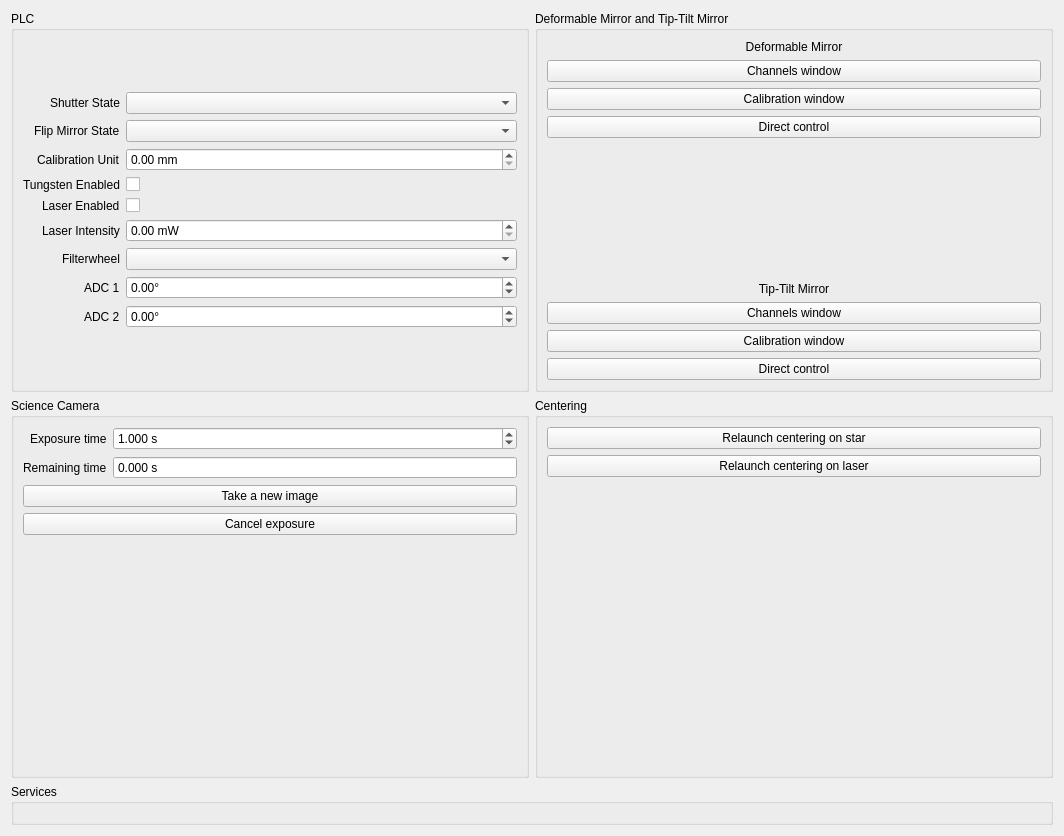
The window that guis/ui/engineering.ui (janis-hag/kalao-ics) describes before a commit, drawn with Qt 5.
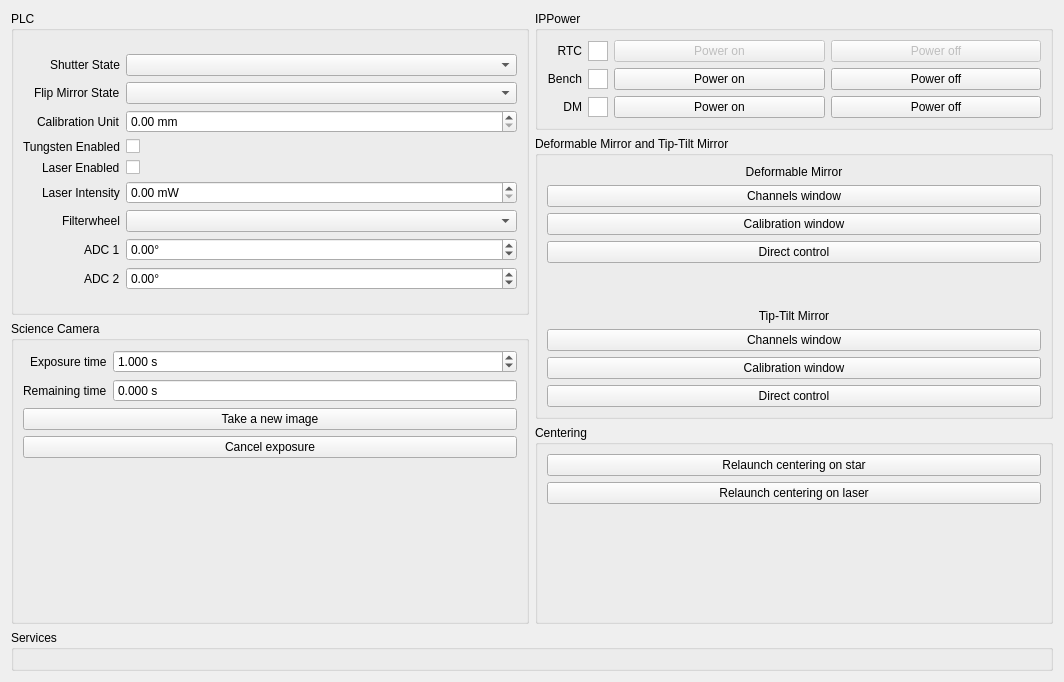
The same window after the commit. Custom widgets are drawn as their Qt base class.

Patch:
```diff
--- a/guis/ui/engineering.ui
+++ b/guis/ui/engineering.ui
@@ -7,14 +7,16 @@
     <x>0</x>
     <y>0</y>
     <width>1064</width>
-    <height>836</height>
+    <height>682</height>
    </rect>
   </property>
   <property name="windowTitle">
    <string>Engineering - KalAO</string>
   </property>
-  <layout class="QGridLayout" name="gridLayout" rowstretch="0,0,0" columnstretch="1,1">
+  <layout class="QGridLayout" name="gridLayout" columnstretch="1,1">
    <item row="0" column="0">
+    <layout class="QVBoxLayout" name="verticalLayout">
+     <item>
     <widget class="QGroupBox" name="plc_groupbox">
      <property name="title">
       <string>PLC</string>
@@ -188,127 +190,7 @@
      </layout>
     </widget>
    </item>
-   <item row="0" column="1">
-    <widget class="QGroupBox" name="dm_and_ttm_groupbox">
-     <property name="title">
-      <string>Deformable Mirror and Tip-Tilt Mirror</string>
-     </property>
-     <layout class="QVBoxLayout" name="verticalLayout_4">
       <item>
-       <widget class="QLabel" name="dm_label">
-        <property name="text">
-         <string>Deformable Mirror</string>
-        </property>
-        <property name="alignment">
-         <set>Qt::AlignCenter</set>
-        </property>
-       </widget>
-      </item>
-      <item>
-       <widget class="QPushButton" name="dm_channels_button">
-        <property name="text">
-         <string>Channels window</string>
-        </property>
-       </widget>
-      </item>
-      <item>
-       <widget class="QPushButton" name="dm_calibration_button">
-        <property name="text">
-         <string>Calibration window</string>
-        </property>
-       </widget>
-      </item>
-      <item>
-       <widget class="QPushButton" name="dm_direct_control_button">
-        <property name="text">
-         <string>Direct control</string>
-        </property>
-       </widget>
-      </item>
-      <item>
-       <spacer name="verticalSpacer_2">
-        <property name="orientation">
-         <enum>Qt::Vertical</enum>
-        </property>
-        <property name="sizeHint" stdset="0">
-         <size>
-          <width>20</width>
-          <height>40</height>
-         </size>
-        </property>
-       </spacer>
-      </item>
-      <item>
-       <widget class="QLabel" name="ttm_label">
-        <property name="text">
-         <string>Tip-Tilt Mirror</string>
-        </property>
-        <property name="alignment">
-         <set>Qt::AlignCenter</set>
-        </property>
-       </widget>
-      </item>
-      <item>
-       <widget class="QPushButton" name="ttm_channels_button">
-        <property name="text">
-         <string>Channels window</string>
-        </property>
-       </widget>
-      </item>
-      <item>
-       <widget class="QPushButton" name="ttm_calibration_button">
-        <property name="text">
-         <string>Calibration window</string>
-        </property>
-       </widget>
-      </item>
-      <item>
-       <widget class="QPushButton" name="ttm_direct_control_button">
-        <property name="text">
-         <string>Direct control</string>
-        </property>
-       </widget>
-      </item>
-     </layout>
-    </widget>
-   </item>
-   <item row="1" column="1">
-    <widget class="QGroupBox" name="centering_groupbox">
-     <property name="title">
-      <string>Centering</string>
-     </property>
-     <layout class="QVBoxLayout" name="verticalLayout_6">
-      <item>
-       <widget class="QPushButton" name="centering_star_button">
-        <property name="text">
-         <string>Relaunch centering on star</string>
-        </property>
-       </widget>
-      </item>
-      <item>
-       <widget class="QPushButton" name="centering_laser_button">
-        <property name="text">
-         <string>Relaunch centering on laser</string>
-        </property>
-       </widget>
-      </item>
-      <item>
-       <spacer name="verticalSpacer_4">
-        <property name="orientation">
-         <enum>Qt::Vertical</enum>
-        </property>
-        <property name="sizeHint" stdset="0">
-         <size>
-          <width>20</width>
-          <height>40</height>
-         </size>
-        </property>
-       </spacer>
-      </item>
-     </layout>
-    </widget>
-   </item>
-   <item row="1" column="0">
     <widget class="QGroupBox" name="fli_groupbox">
      <property name="title">
       <string>Science Camera</string>
@@ -395,7 +277,304 @@
      </layout>
     </widget>
    </item>
-   <item row="2" column="0" colspan="2">
+    </layout>
+   </item>
+   <item row="0" column="1">
+    <layout class="QVBoxLayout" name="verticalLayout_2">
+     <item>
+      <widget class="QGroupBox" name="ippower_groupbox">
+       <property name="title">
+        <string>IPPower</string>
+       </property>
+       <layout class="QGridLayout" name="gridLayout_3" columnstretch="0,0,1,1">
+        <item row="1" column="0">
+         <widget class="QLabel" name="ippower_bench_label">
+          <property name="sizePolicy">
+           <sizepolicy hsizetype="Preferred" vsizetype="Preferred">
+            <horstretch>0</horstretch>
+            <verstretch>0</verstretch>
+           </sizepolicy>
+          </property>
+          <property name="text">
+           <string>Bench</string>
+          </property>
+          <property name="alignment">
+           <set>Qt::AlignRight|Qt::AlignTrailing|Qt::AlignVCenter</set>
+          </property>
+         </widget>
+        </item>
+        <item row="0" column="0">
+         <widget class="QLabel" name="ippower_rtc_label">
+          <property name="sizePolicy">
+           <sizepolicy hsizetype="Preferred" vsizetype="Preferred">
+            <horstretch>0</horstretch>
+            <verstretch>0</verstretch>
+           </sizepolicy>
+          </property>
+          <property name="text">
+           <string>RTC</string>
+          </property>
+          <property name="alignment">
+           <set>Qt::AlignRight|Qt::AlignTrailing|Qt::AlignVCenter</set>
+          </property>
+         </widget>
+        </item>
+        <item row="0" column="2">
+         <widget class="QPushButton" name="ippower_rtc_on_button">
+          <property name="enabled">
+           <bool>false</bool>
+          </property>
+          <property name="text">
+           <string>Power on</string>
+          </property>
+         </widget>
+        </item>
+        <item row="2" column="1">
+         <widget class="KalAOStatusIndicator" name="ippower_dm_indicator">
+          <property name="sizePolicy">
+           <sizepolicy hsizetype="Fixed" vsizetype="Minimum">
+            <horstretch>0</horstretch>
+            <verstretch>0</verstretch>
+           </sizepolicy>
+          </property>
+          <property name="minimumSize">
+           <size>
+            <width>20</width>
+            <height>20</height>
+           </size>
+          </property>
+          <property name="maximumSize">
+           <size>
+            <width>20</width>
+            <height>20</height>
+           </size>
+          </property>
+         </widget>
+        </item>
+        <item row="1" column="1">
+         <widget class="KalAOStatusIndicator" name="ippower_bench_indicator">
+          <property name="sizePolicy">
+           <sizepolicy hsizetype="Fixed" vsizetype="Minimum">
+            <horstretch>0</horstretch>
+            <verstretch>0</verstretch>
+           </sizepolicy>
+          </property>
+          <property name="minimumSize">
+           <size>
+            <width>20</width>
+            <height>20</height>
+           </size>
+          </property>
+          <property name="maximumSize">
+           <size>
+            <width>20</width>
+            <height>20</height>
+           </size>
+          </property>
+         </widget>
+        </item>
+        <item row="2" column="0">
+         <widget class="QLabel" name="ippower_dm_label">
+          <property name="sizePolicy">
+           <sizepolicy hsizetype="Preferred" vsizetype="Preferred">
+            <horstretch>0</horstretch>
+            <verstretch>0</verstretch>
+           </sizepolicy>
+          </property>
+          <property name="text">
+           <string>DM</string>
+          </property>
+          <property name="alignment">
+           <set>Qt::AlignRight|Qt::AlignTrailing|Qt::AlignVCenter</set>
+          </property>
+         </widget>
+        </item>
+        <item row="0" column="1">
+         <widget class="KalAOStatusIndicator" name="ippower_rtc_indicator">
+          <property name="sizePolicy">
+           <sizepolicy hsizetype="Fixed" vsizetype="Minimum">
+            <horstretch>0</horstretch>
+            <verstretch>0</verstretch>
+           </sizepolicy>
+          </property>
+          <property name="minimumSize">
+           <size>
+            <width>20</width>
+            <height>20</height>
+           </size>
+          </property>
+          <property name="maximumSize">
+           <size>
+            <width>20</width>
+            <height>20</height>
+           </size>
+          </property>
+         </widget>
+        </item>
+        <item row="0" column="3">
+         <widget class="QPushButton" name="ippower_rtc_off_button">
+          <property name="enabled">
+           <bool>false</bool>
+          </property>
+          <property name="text">
+           <string>Power off</string>
+          </property>
+         </widget>
+        </item>
+        <item row="1" column="2">
+         <widget class="QPushButton" name="ippower_bench_on_button">
+          <property name="text">
+           <string>Power on</string>
+          </property>
+         </widget>
+        </item>
+        <item row="2" column="2">
+         <widget class="QPushButton" name="ippower_dm_on_button">
+          <property name="text">
+           <string>Power on</string>
+          </property>
+         </widget>
+        </item>
+        <item row="1" column="3">
+         <widget class="QPushButton" name="ippower_bench_off_button">
+          <property name="text">
+           <string>Power off</string>
+          </property>
+         </widget>
+        </item>
+        <item row="2" column="3">
+         <widget class="QPushButton" name="ippower_dm_off_button">
+          <property name="text">
+           <string>Power off</string>
+          </property>
+         </widget>
+        </item>
+       </layout>
+      </widget>
+     </item>
+     <item>
+      <widget class="QGroupBox" name="dm_and_ttm_groupbox">
+       <property name="title">
+        <string>Deformable Mirror and Tip-Tilt Mirror</string>
+       </property>
+       <layout class="QVBoxLayout" name="verticalLayout_4">
+        <item>
+         <widget class="QLabel" name="dm_label">
+          <property name="text">
+           <string>Deformable Mirror</string>
+          </property>
+          <property name="alignment">
+           <set>Qt::AlignCenter</set>
+          </property>
+         </widget>
+        </item>
+        <item>
+         <widget class="QPushButton" name="dm_channels_button">
+          <property name="text">
+           <string>Channels window</string>
+          </property>
+         </widget>
+        </item>
+        <item>
+         <widget class="QPushButton" name="dm_calibration_button">
+          <property name="text">
+           <string>Calibration window</string>
+          </property>
+         </widget>
+        </item>
+        <item>
+         <widget class="QPushButton" name="dm_direct_control_button">
+          <property name="text">
+           <string>Direct control</string>
+          </property>
+         </widget>
+        </item>
+        <item>
+         <spacer name="verticalSpacer_2">
+          <property name="orientation">
+           <enum>Qt::Vertical</enum>
+          </property>
+          <property name="sizeHint" stdset="0">
+           <size>
+            <width>20</width>
+            <height>40</height>
+           </size>
+          </property>
+         </spacer>
+        </item>
+        <item>
+         <widget class="QLabel" name="ttm_label">
+          <property name="text">
+           <string>Tip-Tilt Mirror</string>
+          </property>
+          <property name="alignment">
+           <set>Qt::AlignCenter</set>
+          </property>
+         </widget>
+        </item>
+        <item>
+         <widget class="QPushButton" name="ttm_channels_button">
+          <property name="text">
+           <string>Channels window</string>
+          </property>
+         </widget>
+        </item>
+        <item>
+         <widget class="QPushButton" name="ttm_calibration_button">
+          <property name="text">
+           <string>Calibration window</string>
+          </property>
+         </widget>
+        </item>
+        <item>
+         <widget class="QPushButton" name="ttm_direct_control_button">
+          <property name="text">
+           <string>Direct control</string>
+          </property>
+         </widget>
+        </item>
+       </layout>
+      </widget>
+     </item>
+     <item>
+      <widget class="QGroupBox" name="centering_groupbox">
+       <property name="title">
+        <string>Centering</string>
+       </property>
+       <layout class="QVBoxLayout" name="verticalLayout_6">
+        <item>
+         <widget class="QPushButton" name="centering_star_button">
+          <property name="text">
+           <string>Relaunch centering on star</string>
+          </property>
+         </widget>
+        </item>
+        <item>
+         <widget class="QPushButton" name="centering_laser_button">
+          <property name="text">
+           <string>Relaunch centering on laser</string>
+          </property>
+         </widget>
+        </item>
+        <item>
+         <spacer name="verticalSpacer_4">
+          <property name="orientation">
+           <enum>Qt::Vertical</enum>
+          </property>
+          <property name="sizeHint" stdset="0">
+           <size>
+            <width>20</width>
+            <height>40</height>
+           </size>
+          </property>
+         </spacer>
+        </item>
+       </layout>
+      </widget>
+     </item>
+    </layout>
+   </item>
+   <item row="1" column="0" colspan="2">
     <widget class="QGroupBox" name="services_groupbox">
      <property name="title">
       <string>Services</string>
@@ -405,6 +584,13 @@
    </item>
   </layout>
  </widget>
+ <customwidgets>
+  <customwidget>
+   <class>KalAOStatusIndicator</class>
+   <extends>QGraphicsView</extends>
+   <header>kalao</header>
+  </customwidget>
+ </customwidgets>
  <resources/>
  <connections/>
 </ui>
```
Lines whose indentation alone changed are shown as unchanged.
